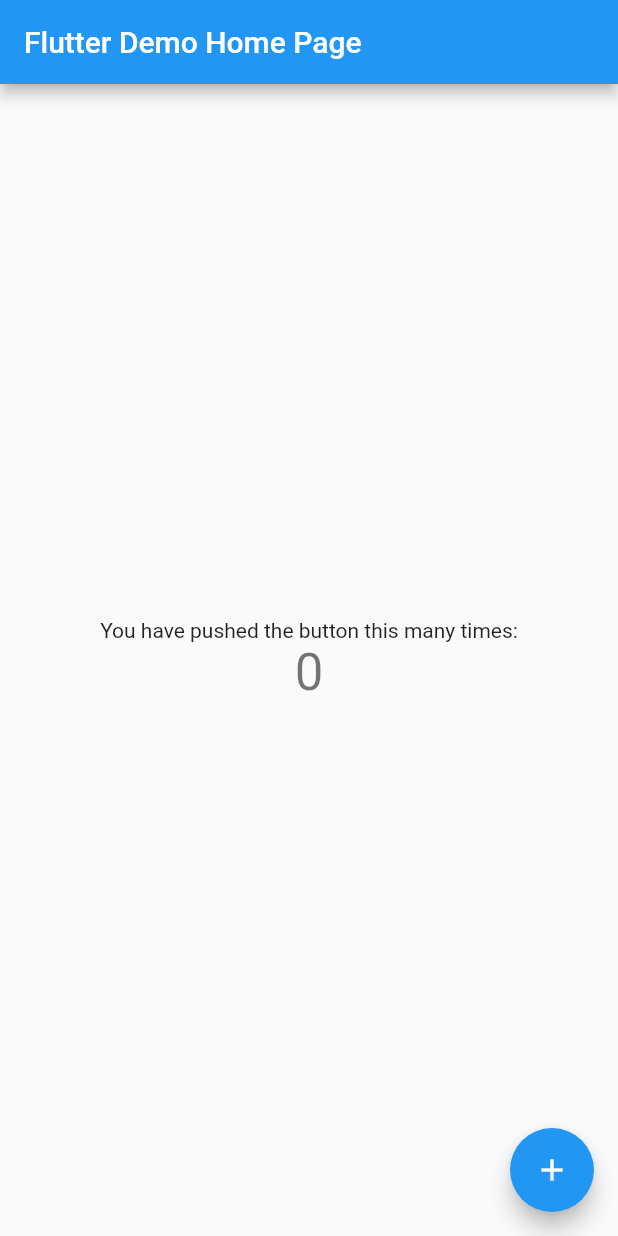
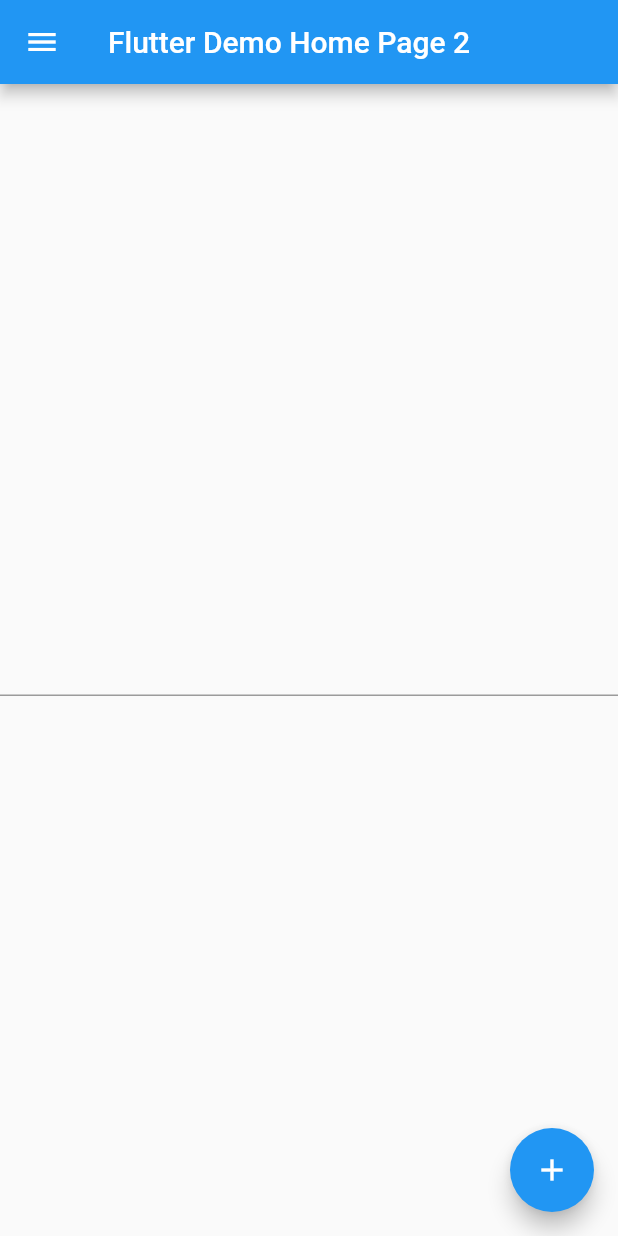
Before and after one commit to lingz/metalang, a Flutter app: the screen it shows after launch, on a phone screen of 412 x 824 dp. Run offline on Flutter 3.47's test engine with Material 2 defaults, Android fonts, the phone set to English and light mode, and no system bars.

Commit message:
Text editor added

```diff
--- a/lib/main.dart
+++ b/lib/main.dart
@@ -1,4 +1,5 @@
 import 'package:flutter/material.dart';
+import 'text_editor.dart';
 
 void main() => runApp(MyApp());
 
@@ -20,7 +21,7 @@ class MyApp extends StatelessWidget {
         // is not restarted.
         primarySwatch: Colors.blue,
       ),
-      home: MyHomePage(title: 'Flutter Demo Home Page'),
+      home: MyHomePage(title: 'Flutter Demo Home Page 2'),
     );
   }
 }
@@ -71,36 +72,22 @@ class _MyHomePageState extends State<MyHomePage> {
         // the App.build method, and use it to set our appbar title.
         title: Text(widget.title),
       ),
+      drawer: Drawer(
+          child: ListView(
+        padding: EdgeInsets.zero,
+        children: <Widget>[
+          DrawerHeader(
+            child: Text("Your Notes"),
+            decoration: BoxDecoration(color: Colors.blue),
+          ),
+          ListTile(title: Text("Note 1")),
+          ListTile(title: Text("Note 2")),
+        ],
+      )),
       body: Center(
-        // Center is a layout widget. It takes a single child and positions it
-        // in the middle of the parent.
-        child: Column(
-          // Column is also a layout widget. It takes a list of children and
-          // arranges them vertically. By default, it sizes itself to fit its
-          // children horizontally, and tries to be as tall as its parent.
-          //
-          // Invoke "debug painting" (press "p" in the console, choose the
-          // "Toggle Debug Paint" action from the Flutter Inspector in Android
-          // Studio, or the "Toggle Debug Paint" command in Visual Studio Code)
-          // to see the wireframe for each widget.
-          //
-          // Column has various properties to control how it sizes itself and
-          // how it positions its children. Here we use mainAxisAlignment to
-          // center the children vertically; the main axis here is the vertical
-          // axis because Columns are vertical (the cross axis would be
-          // horizontal).
-          mainAxisAlignment: MainAxisAlignment.center,
-          children: <Widget>[
-            Text(
-              'You have pushed the button this many times:',
-            ),
-            Text(
-              '$_counter',
-              style: Theme.of(context).textTheme.display1,
-            ),
-          ],
-        ),
-      ),
+          // Center is a layout widget. It takes a single child and positions it
+          // in the middle of the parent.
+          child: TextEditor()),
       floatingActionButton: FloatingActionButton(
         onPressed: _incrementCounter,
         tooltip: 'Increment',
--- /dev/null
+++ b/lib/text_editor.dart
@@ -0,0 +1,17 @@
+import 'package:flutter/material.dart';
+
+class TextEditor extends StatefulWidget {
+  @override
+  TextEditorState createState() => TextEditorState();
+}
+
+class TextEditorState extends State<TextEditor> {
+  @override
+  Widget build(BuildContext context) {
+    return TextField(
+      keyboardType: TextInputType.multiline,
+      maxLines: null,
+      onChanged: (String value) async {},
+    );
+  }
+}
```
